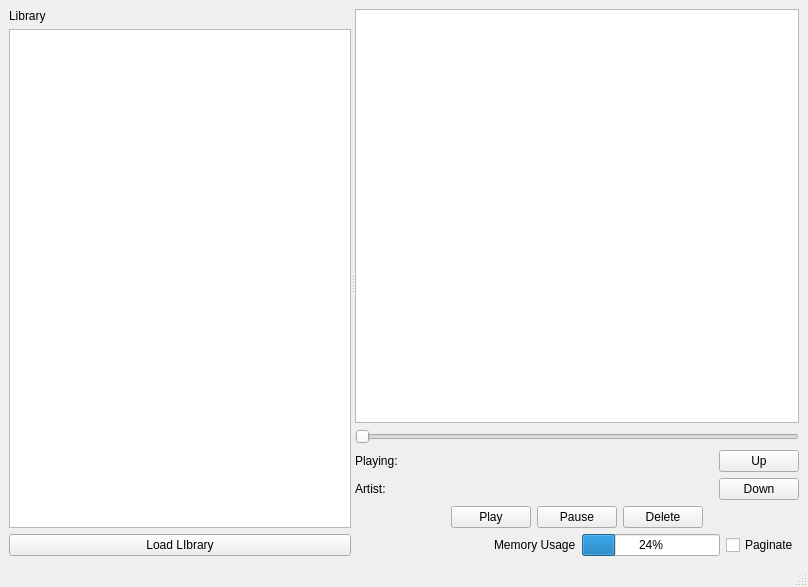
Above: reproductor/reproductor.ui from DennisAL54/Proyecto-1-Datos-2 before the change. Below: the same form after it.
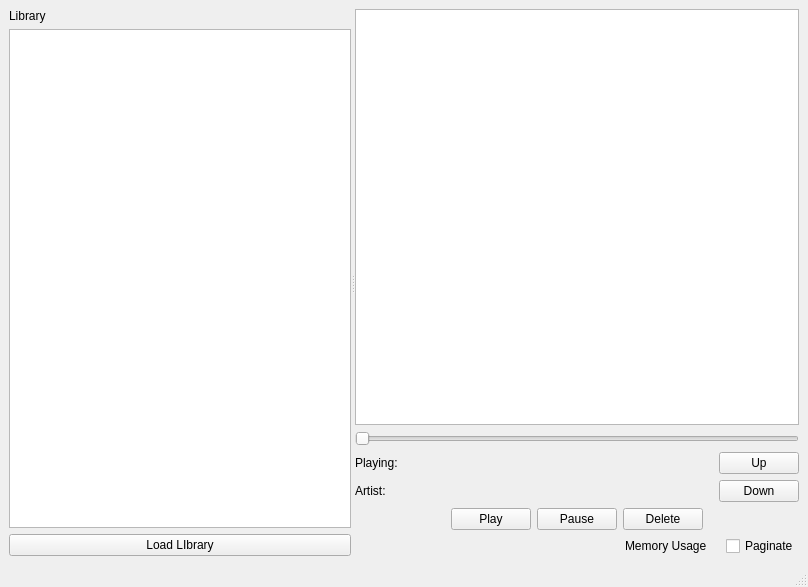
That is the form after the change.

```diff
--- a/reproductor/reproductor.ui
+++ b/reproductor/reproductor.ui
@@ -202,9 +202,9 @@
            </widget>
           </item>
           <item>
-           <widget class="QProgressBar" name="progressBar">
-            <property name="value">
-             <number>24</number>
+           <widget class="QLabel" name="mem">
+            <property name="text">
+             <string/>
             </property>
            </widget>
           </item>
```
